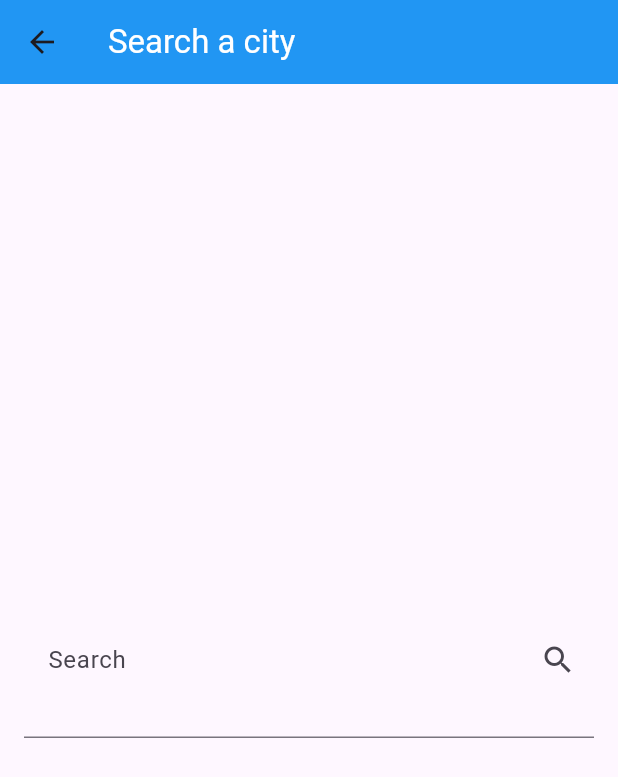
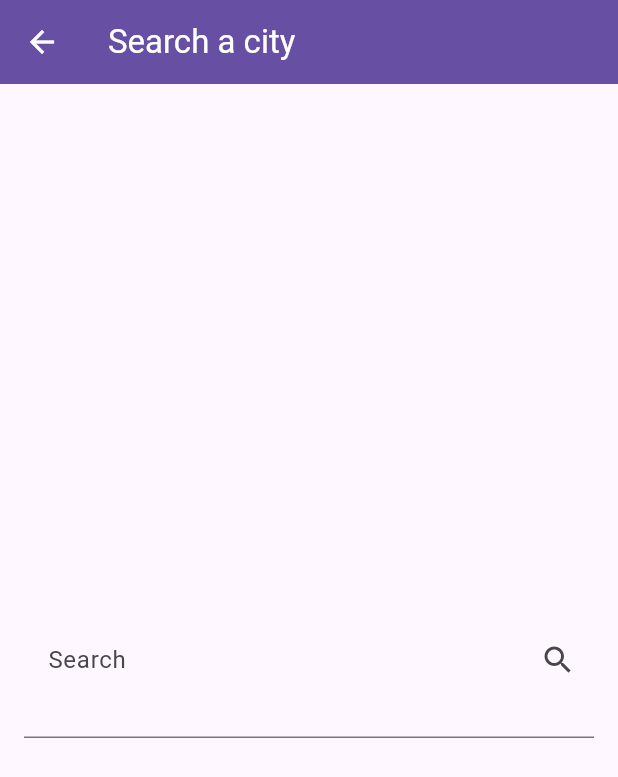
Before and after one commit to Menna2Alaa/weatherApp, a Flutter app: the screen it shows after launch, after a tap on the "search" icon, on a phone screen of 412 x 824 dp. Shown: the top 777 px of the screen. Run offline on Flutter 3.47's test engine with Material 3 defaults, Android fonts, the phone set to English and light mode, and no system bars; our stand-ins replace dio, flutter_bloc.

Commit message:
fix that the color does not change according to the weather state

```diff
--- a/lib/main.dart
+++ b/lib/main.dart
@@ -11,28 +11,23 @@ void main() {
 class WeatherApp extends StatelessWidget {
   const WeatherApp({super.key});
 
-  // This widget is the root of your application.
   @override
   Widget build(BuildContext context) {
     return BlocProvider(
       create: (context) => GetWeatherCubit(),
-      child: Builder(
-        builder:
-            (context) => BlocBuilder<GetWeatherCubit, WeatherState>(
+      child: BlocBuilder<GetWeatherCubit, WeatherState>(
         builder: (context, state) {
+          String? condition;
+          if (state is WeatherDataLoaded) {
+            condition = state.weatherModel.weatherCondition;
+          }
+
           return MaterialApp(
-                  theme: ThemeData(
-                    primarySwatch: getThemeColor(
-                      BlocProvider.of<GetWeatherCubit>(
-                        context,
-                      ).weatherModel?.weatherCondition,
-                    ),
-                  ),
+            theme: ThemeData(primarySwatch: getThemeColor(condition)),
             debugShowCheckedModeBanner: false,
             home: HomeView(),
           );
         },
-            ),
       ),
     );
   }
@@ -42,7 +37,7 @@ MaterialColor getThemeColor(String? weatherCondition) {
   if (weatherCondition == null) {
     return Colors.blue;
   }
-  switch (weatherCondition) {
+  switch (weatherCondition.toLowerCase()) {
     case 'sunny':
       return Colors.orange;
     case 'partly cloudy':
--- a/lib/views/home_view.dart
+++ b/lib/views/home_view.dart
@@ -5,6 +5,7 @@ import 'package:weather_app/cubits/get_weather_cubit/get_weather_states.dart';
 import 'package:weather_app/views/search_view.dart';
 import 'package:weather_app/widgets/no_weather_body.dart';
 import 'package:weather_app/widgets/weather_info_body.dart';
+import 'package:weather_app/main.dart';
 
 class HomeView extends StatefulWidget {
   const HomeView({super.key});
@@ -16,11 +17,39 @@ class HomeView extends StatefulWidget {
 class _HomeViewState extends State<HomeView> {
   @override
   Widget build(BuildContext context) {
+    return BlocBuilder<GetWeatherCubit, WeatherState>(
+      builder: (context, state) {
+        String? weatherCondition;
+        if (state is WeatherDataLoaded) {
+          weatherCondition = state.weatherModel.weatherCondition;
+        }
+
         return Scaffold(
-      appBar: AppBar(
-        backgroundColor: Colors.blue,
-        title: const Text('Weather App', style: TextStyle(color: Colors.white)),
-        actions: [
+          body: Container(
+            decoration: BoxDecoration(
+              gradient: LinearGradient(
+                begin: Alignment.topCenter,
+                end: Alignment.bottomCenter,
+                colors: [
+                  getThemeColor(weatherCondition),
+                  getThemeColor(weatherCondition)[300]!,
+                  getThemeColor(weatherCondition)[50]!,
+                ],
+              ),
+            ),
+            child: SafeArea(
+              child: Column(
+                children: [
+                  // Custom AppBar integrated into the screen
+                  Padding(
+                    padding: const EdgeInsets.all(16.0),
+                    child: Row(
+                      mainAxisAlignment: MainAxisAlignment.spaceBetween,
+                      children: [
+                        Text(
+                          'Weather App',
+                          style: TextStyle(color: Colors.white, fontSize: 24),
+                        ),
                         IconButton(
                           onPressed: () {
                             Navigator.of(context).push(
@@ -31,21 +60,40 @@ class _HomeViewState extends State<HomeView> {
                               ),
                             );
                           },
-            icon: Icon(Icons.search),
+                          icon: Icon(
+                            Icons.search,
+                            color: Colors.white,
+                            size: 28,
+                          ),
                         ),
                       ],
                     ),
-      body: BlocBuilder<GetWeatherCubit, WeatherState>(
+                  ),
+                  // Main content
+                  Expanded(
+                    child: BlocBuilder<GetWeatherCubit, WeatherState>(
                       builder: (context, state) {
                         if (state is WeatherInitialState) {
                           return Center(child: NoWeatherBody());
                         } else if (state is WeatherDataLoaded) {
-            return Center(child: WeatherInfoBody());
+                          return WeatherInfoBody();
                         } else {
-            return Text('Oops there is an error, please try later');
+                          return Center(
+                            child: Text(
+                              'Oops there is an error, please try later',
+                              style: TextStyle(color: Colors.white),
+                            ),
+                          );
                         }
                       },
                     ),
+                  ),
+                ],
+              ),
+            ),
+          ),
+        );
+      },
     );
   }
 }
--- a/lib/views/search_view.dart
+++ b/lib/views/search_view.dart
@@ -9,11 +9,12 @@ class SearchView extends StatelessWidget {
   Widget build(BuildContext context) {
     return Scaffold(
       appBar: AppBar(
-        backgroundColor: Colors.blue,
+        backgroundColor: Theme.of(context).primaryColor,
         title: const Text(
           'Search a city',
           style: TextStyle(color: Colors.white),
         ),
+        iconTheme: IconThemeData(color: Colors.white),
       ),
       body: Center(
         child: Padding(
```
Lines whose indentation alone changed are shown as unchanged.
